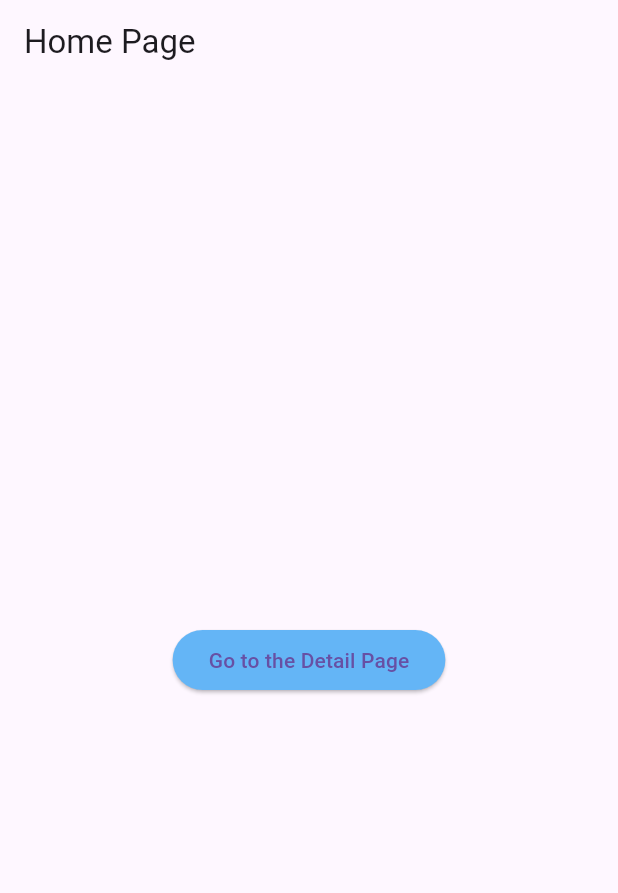
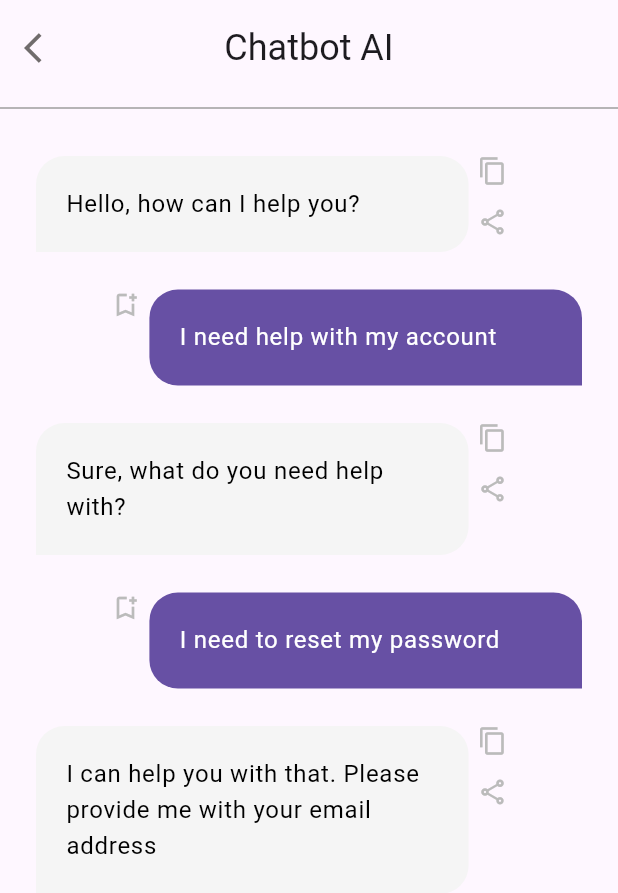
Before and after one commit to VienHaiYen/travo-app-flutter, a Flutter app: the screen it shows after launch, on a phone screen of 412 x 824 dp. Shown: the top 893 px of the screen. Run offline on Flutter 3.47's test engine with Material 3 defaults, Android fonts, the phone set to English and light mode, and no system bars; our stand-ins replace cached_network_image, flutter_svg, go_router.

Commit message:
[W2-D1] Re-use Widget

```diff
--- a/app_cyclone/lib/main.dart
+++ b/app_cyclone/lib/main.dart
@@ -1,3 +1,4 @@
+import 'package:app_cyclone/w2-d1/W2D1.dart';
 import 'package:flutter/material.dart';
 import 'package:flutter/cupertino.dart';
 import "package:go_router/go_router.dart";
@@ -9,32 +10,17 @@ void main() {
   runApp(const MyMaterialApp());
 }
 
-final GoRouter _router = GoRouter(
-  routes: <RouteBase>[
-    GoRoute(
-      path: '/',
-      builder: (BuildContext context, GoRouterState state) {
-        return const Page1();
-      },
-      routes: <RouteBase>[
-        GoRoute(
-          path: 'details',
-          builder: (BuildContext context, GoRouterState state) {
-            return const Page2();
-          },
-        ),
-      ],
-    ),
-  ],
-);
-
 class MyMaterialApp extends StatelessWidget {
   const MyMaterialApp({super.key});
 
   @override
   Widget build(BuildContext context) {
-    return MaterialApp.router(
-      routerConfig: _router,
+    return MaterialApp(
+      title: 'Flutter Workshop',
+      theme: ThemeData(
+        primarySwatch: Colors.blue,
+      ),
+      home: const W2D1(),
     );
   }
 }
--- /dev/null
+++ b/app_cyclone/lib/w2-d1/W2D1.dart
@@ -0,0 +1,63 @@
+import 'package:app_cyclone/w2-d1/widget/message_row.dart';
+import 'package:app_cyclone/w2-d1/widget/my_app_bar.dart';
+import 'package:flutter/material.dart';
+
+class W2D1 extends StatelessWidget {
+  const W2D1({Key? key}) : super(key: key);
+
+  @override
+  Widget build(BuildContext context) {
+    return Scaffold(
+      appBar: const MyAppBar(title: "Chatbot AI", showBackButton: true),
+      body: Padding(
+        padding: const EdgeInsets.all(24),
+        child: Column(children: [
+          Expanded(
+            child: SingleChildScrollView(
+              child: Column(
+                mainAxisSize: MainAxisSize.min,
+                children: [
+                  Container(
+                    margin: const EdgeInsets.only(bottom: 25),
+                    child: const MessageRow(
+                      message: "Hello, how can I help you?",
+                      isSelf: false,
+                    ),
+                  ),
+                  Container(
+                    margin: const EdgeInsets.only(bottom: 25),
+                    child: const MessageRow(
+                      message: "I need help with my account",
+                      isSelf: true,
+                    ),
+                  ),
+                  Container(
+                    margin: const EdgeInsets.only(bottom: 25),
+                    child: const MessageRow(
+                      message: "Sure, what do you need help with?",
+                      isSelf: false,
+                    ),
+                  ),
+                  Container(
+                    margin: const EdgeInsets.only(bottom: 25),
+                    child: const MessageRow(
+                      message: "I need to reset my password",
+                      isSelf: true,
+                    ),
+                  ),
+                  Container(
+                    child: const MessageRow(
+                      message:
+                          "I can help you with that. Please provide me with your email address",
+                      isSelf: false,
+                    ),
+                  ),
+                ],
+              ),
+            ),
+          ),
+        ]),
+      ),
+    );
+  }
+}
--- /dev/null
+++ b/app_cyclone/lib/w2-d1/widget/message.dart
@@ -0,0 +1,116 @@
+import 'package:flutter/material.dart';
+
+class _Message extends StatelessWidget {
+  const _Message(
+      {super.key,
+        required this.message,
+        required this.color,
+        required this.borderRadius,
+        required this.textColor});
+
+  final String message;
+  final Color color;
+  final Color textColor;
+  final BorderRadius borderRadius;
+
+  @override
+  Widget build(BuildContext context) {
+    final theme = Theme.of(context);
+    return Container(
+      padding: const EdgeInsets.all(20),
+      width: MediaQuery.of(context).size.width * 0.7,
+      decoration: BoxDecoration(
+        color: color,
+        borderRadius: borderRadius,
+      ),
+      child: Text(message,
+          style: theme.textTheme.bodyLarge?.copyWith(
+            color: textColor,
+          )),
+    );
+  }
+}
+
+class SelfMessage extends StatelessWidget {
+  const SelfMessage({super.key, required this.message});
+
+  final double cornerRadius = 19;
+  final String message;
+
+  _Message _messageWidget(BuildContext context) {
+    final theme = Theme.of(context);
+
+    return _Message(
+      message: message,
+      color: theme.colorScheme.primary,
+      textColor: const Color(0xffffffff),
+      borderRadius: BorderRadius.only(
+        topLeft: Radius.circular(cornerRadius),
+        topRight: Radius.circular(cornerRadius),
+        bottomLeft: Radius.circular(cornerRadius),
+      ),
+    );
+  }
+
+  @override
+  Widget build(BuildContext context) {
+    return Row(
+      crossAxisAlignment: CrossAxisAlignment.start,
+      children: [
+        const Icon(
+          Icons.bookmark_add_outlined,
+          size: 20,
+          color: Color(0xffBBBBBB),
+        ),
+        const SizedBox(width: 6),
+        _messageWidget(context),
+      ],
+    );
+  }
+}
+
+class OtherMessage extends StatelessWidget {
+  const OtherMessage({super.key, required this.message});
+
+  final double cornerRadius = 19;
+  final String message;
+
+  _Message _messageWidget() {
+    return _Message(
+      message: message,
+      color: const Color(0xfff5f5f5),
+      textColor: Colors.black,
+      borderRadius: BorderRadius.only(
+        topLeft: Radius.circular(cornerRadius),
+        topRight: Radius.circular(cornerRadius),
+        bottomRight: Radius.circular(cornerRadius),
+      ),
+    );
+  }
+
+  @override
+  Widget build(BuildContext context) {
+    return Row(
+      crossAxisAlignment: CrossAxisAlignment.start,
+      children: [
+        _messageWidget(),
+        const SizedBox(width: 6),
+        const Column(
+          children: [
+            Icon(
+              Icons.copy_outlined,
+              size: 20,
+              color: Color(0xffBBBBBB),
+            ),
+            SizedBox(height: 14),
+            Icon(
+              Icons.share_outlined,
+              size: 20,
+              color: Color(0xffBBBBBB),
+            ),
+          ],
+        )
+      ],
+    );
+  }
+}
--- /dev/null
+++ b/app_cyclone/lib/w2-d1/widget/message_row.dart
@@ -0,0 +1,20 @@
+import 'package:app_cyclone/w2-d1/widget/message.dart';
+import 'package:flutter/material.dart';
+
+class MessageRow extends StatelessWidget {
+  const MessageRow({super.key, required this.message, required this.isSelf});
+
+  final String message;
+  final bool isSelf;
+
+  @override
+  Widget build(BuildContext context) {
+    return Row(
+      mainAxisAlignment:
+          isSelf ? MainAxisAlignment.end : MainAxisAlignment.start,
+      children: [
+        isSelf ? SelfMessage(message: message) : OtherMessage(message: message),
+      ],
+    );
+  }
+}
--- /dev/null
+++ b/app_cyclone/lib/w2-d1/widget/my_app_bar copy.dart
@@ -0,0 +1,41 @@
+import 'package:flutter/material.dart';
+
+class MyAppBar extends StatelessWidget implements PreferredSizeWidget {
+  const MyAppBar(
+      {super.key,
+      this.height = 80,
+      required this.title,
+      required this.showBackButton});
+
+  final double height;
+  final String title;
+  final bool showBackButton;
+
+  @override
+  Widget build(BuildContext context) {
+    final theme = Theme.of(context);
+    return AppBar(
+        toolbarHeight: height,
+        automaticallyImplyLeading: false,
+        leading: showBackButton
+            ? IconButton(
+                onPressed: () {},
+                icon: const Icon(
+                  Icons.arrow_back_ios,
+                  color: Color(0xFF706C6C),
+                ))
+            : null,
+        title: Text(title, style: theme.textTheme.headlineSmall),
+        centerTitle: true,
+        bottom: const PreferredSize(
+          preferredSize: Size.fromHeight(1),
+          child: Divider(
+            thickness: 1,
+            color: Colors.grey,
+          ),
+        ));
+  }
+
+  @override
+  Size get preferredSize => Size.fromHeight(height);
+}
--- /dev/null
+++ b/app_cyclone/lib/w2-d1/widget/my_app_bar.dart
@@ -0,0 +1,41 @@
+import 'package:flutter/material.dart';
+
+class MyAppBar extends StatelessWidget implements PreferredSizeWidget {
+  const MyAppBar(
+      {super.key,
+      this.height = 80,
+      required this.title,
+      required this.showBackButton});
+
+  final double height;
+  final String title;
+  final bool showBackButton;
+
+  @override
+  Widget build(BuildContext context) {
+    final theme = Theme.of(context);
+    return AppBar(
+        toolbarHeight: height,
+        automaticallyImplyLeading: false,
+        leading: showBackButton
+            ? IconButton(
+                onPressed: () {},
+                icon: const Icon(
+                  Icons.arrow_back_ios,
+                  color: Color(0xFF706C6C),
+                ))
+            : null,
+        title: Text(title, style: theme.textTheme.headlineSmall),
+        centerTitle: true,
+        bottom: const PreferredSize(
+          preferredSize: Size.fromHeight(1),
+          child: Divider(
+            thickness: 1,
+            color: Colors.grey,
+          ),
+        ));
+  }
+
+  @override
+  Size get preferredSize => Size.fromHeight(height);
+}
--- /dev/null
+++ b/app_cyclone/lib/w2-d1/widget/stop_generating_button.dart
@@ -0,0 +1,49 @@
+import 'package:flutter/material.dart';
+
+class StopGeneratingButton extends StatelessWidget {
+  const StopGeneratingButton({super.key});
+
+  @override
+  Widget build(BuildContext context) {
+    final theme = Theme.of(context);
+
+    return OutlinedButton(
+
+      style: OutlinedButton.styleFrom(
+        padding: EdgeInsets.zero,
+        shape: RoundedRectangleBorder(
+          borderRadius: BorderRadius.circular(9),
+        ),
+        side: const BorderSide(
+          color: Color(0xffe3e3e3),
+        ),
+      ),
+      onPressed: () {},
+      child: Container(
+        padding: const EdgeInsets.all(18.0),
+        child: Row(
+          mainAxisSize: MainAxisSize.min,
+          mainAxisAlignment: MainAxisAlignment.spaceBetween,
+          children: [
+            Container(
+              width: 18,
+              height: 18,
+              decoration: BoxDecoration(
+                borderRadius: BorderRadius.circular(2),
+                color: const Color(0xff17c3ce),
+              ),
+            ),
+            const SizedBox(width: 15),
+            Text(
+              'Stop generating...',
+              style: theme.textTheme.bodyLarge?.copyWith(
+                fontSize: 18,
+                fontWeight: FontWeight.w500,
+              ),
+            ),
+          ],
+        ),
+      ),
+    );
+  }
+}
```
